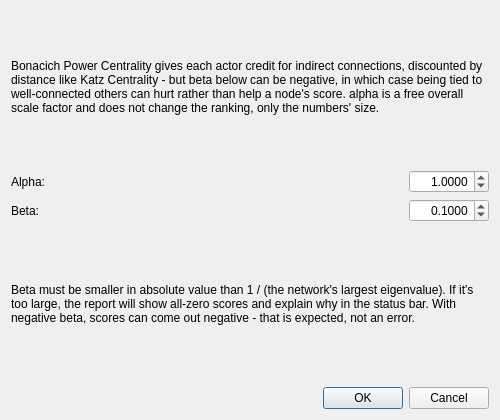
socnetv/app, file src/forms/dialogcentralitybonacich.ui: the form before one commit.
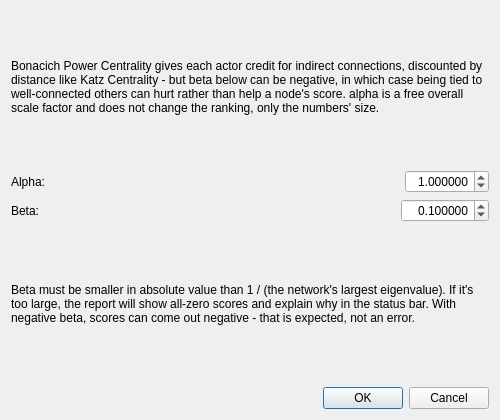
The form after the commit.

What changed in the file:
```diff
--- a/src/forms/dialogcentralitybonacich.ui
+++ b/src/forms/dialogcentralitybonacich.ui
@@ -73,10 +73,10 @@
         <set>Qt::AlignmentFlag::AlignRight|Qt::AlignmentFlag::AlignTrailing|Qt::AlignmentFlag::AlignVCenter</set>
        </property>
        <property name="decimals">
-        <number>4</number>
+        <number>6</number>
        </property>
        <property name="minimum">
-        <double>0.000100000000000</double>
+        <double>0.000001000000000</double>
        </property>
        <property name="maximum">
         <double>10.000000000000000</double>
@@ -131,7 +131,7 @@
         <set>Qt::AlignmentFlag::AlignRight|Qt::AlignmentFlag::AlignTrailing|Qt::AlignmentFlag::AlignVCenter</set>
        </property>
        <property name="decimals">
-        <number>4</number>
+        <number>6</number>
        </property>
        <property name="minimum">
         <double>-10.000000000000000</double>
```
